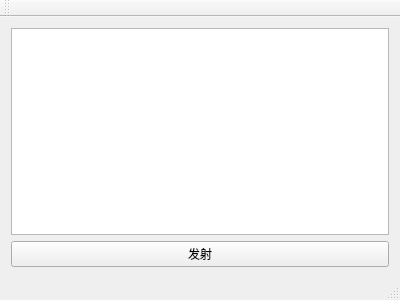
Qt form client/mainwindow.ui (Biuuuuuuuu/qt_socket_example) before a commit.
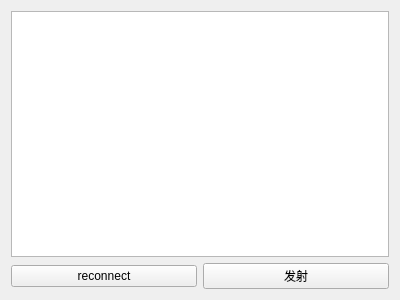
The same form after that commit.

What changed in the file:
```diff
--- a/client/mainwindow.ui
+++ b/client/mainwindow.ui
@@ -19,6 +19,15 @@
      <widget class="QTextEdit" name="textEdit"/>
     </item>
     <item>
+     <layout class="QHBoxLayout" name="horizontalLayout">
+      <item>
+       <widget class="QPushButton" name="pushButton_2">
+        <property name="text">
+         <string>reconnect</string>
+        </property>
+       </widget>
+      </item>
+      <item>
      <widget class="QPushButton" name="pushButton">
       <property name="text">
        <string>发射</string>
@@ -26,26 +35,9 @@
      </widget>
     </item>
    </layout>
+    </item>
+   </layout>
   </widget>
-  <widget class="QMenuBar" name="menuBar">
-   <property name="geometry">
-    <rect>
-     <x>0</x>
-     <y>0</y>
-     <width>400</width>
-     <height>23</height>
-    </rect>
-   </property>
-  </widget>
-  <widget class="QToolBar" name="mainToolBar">
-   <attribute name="toolBarArea">
-    <enum>TopToolBarArea</enum>
-   </attribute>
-   <attribute name="toolBarBreak">
-    <bool>false</bool>
-   </attribute>
-  </widget>
-  <widget class="QStatusBar" name="statusBar"/>
  </widget>
  <layoutdefault spacing="6" margin="11"/>
  <resources/>
```
Left out of the diff: 2 changed lines with no effect on the pictures. Lines whose indentation alone changed are shown as unchanged.
